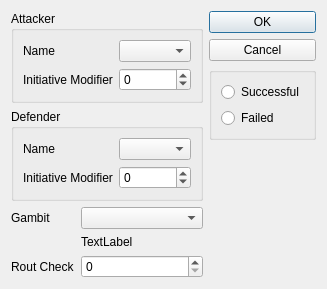
ErikSeguinte/ex-3e-tracker-Python, file lib/decisive_gui.ui: the form before one commit.
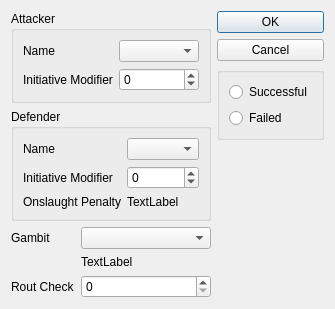
The form after the commit.

Commit message: Onslaught penalty in modification window working.

Patch:
```diff
--- a/lib/decisive_gui.ui
+++ b/lib/decisive_gui.ui
@@ -6,8 +6,8 @@
    <rect>
     <x>0</x>
     <y>0</y>
-    <width>299</width>
-    <height>257</height>
+    <width>328</width>
+    <height>276</height>
    </rect>
   </property>
   <property name="windowTitle">
@@ -93,6 +93,20 @@
           </property>
          </widget>
         </item>
+        <item row="2" column="0">
+         <widget class="QLabel" name="label_7">
+          <property name="text">
+           <string>Onslaught Penalty</string>
+          </property>
+         </widget>
+        </item>
+        <item row="2" column="1">
+         <widget class="QLabel" name="onslaught_lbl">
+          <property name="text">
+           <string>TextLabel</string>
+          </property>
+         </widget>
+        </item>
        </layout>
       </widget>
      </item>
```
The commit also changes 9 other files.
